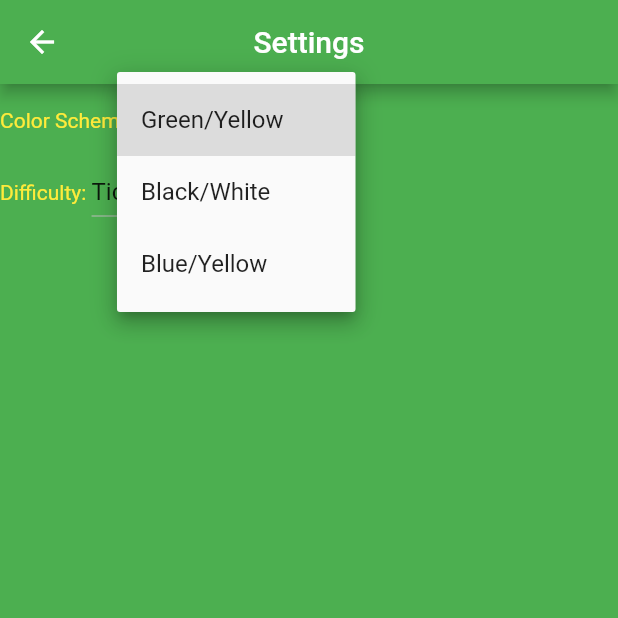
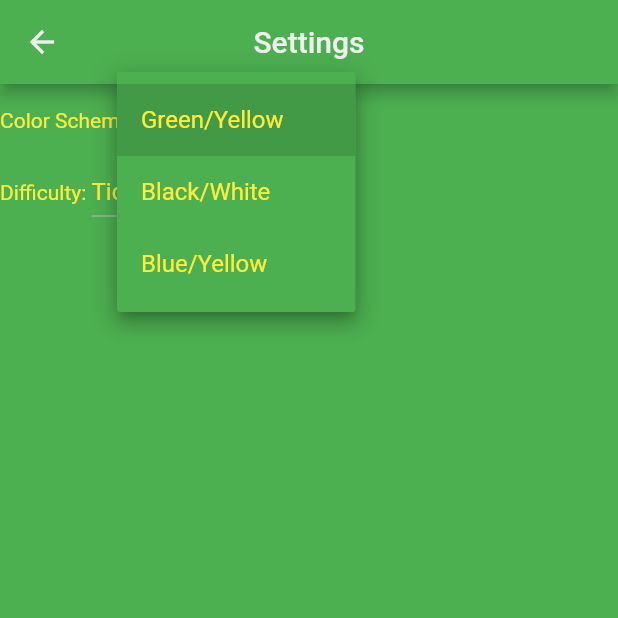
Before and after one commit to Wiykat07/tic_tac, a Flutter app: the SettingsScreen screen opened by its route, after a tap on "Green/Yellow", on a phone screen of 412 x 824 dp, the top half of it. Run offline on Flutter 3.47's test engine with Material 2 defaults, Android fonts, the phone set to English and light mode, and no system bars; our stand-ins replace confetti, shared_preferences; missing offline and left inert: align_positioned; accounts and stored records are empty.

Commit message:
Fixed wrong color text issues

```diff
--- a/lib/themes.dart
+++ b/lib/themes.dart
@@ -8,7 +8,24 @@ ThemeData themeStandard = ThemeData(
     foregroundColor: MaterialStateProperty.all(Colors.yellow),
   )),
   primaryColor: Colors.yellow,
-  textTheme: const TextTheme(bodyMedium: TextStyle(color: Colors.yellow)),
+  colorScheme: const ColorScheme(
+      brightness: Brightness.light,
+      background: Colors.green,
+      error: Colors.red,
+      onBackground: Colors.green,
+      onError: Color.fromRGBO(238, 238, 238, 1),
+      onPrimary: Color.fromRGBO(238, 238, 238, 1),
+      onSecondary: Color.fromRGBO(238, 238, 238, 1),
+      onTertiary: Color.fromRGBO(238, 238, 238, 1),
+      onSurface: Color.fromRGBO(238, 238, 238, 1),
+      primary: Colors.yellow,
+      secondary: Colors.yellow,
+      surface: Colors.yellow,
+      primaryContainer: Colors.green),
+  canvasColor: Colors.green,
+  textTheme: const TextTheme(
+      bodyMedium: TextStyle(color: Colors.yellow),
+      titleMedium: TextStyle(color: Colors.yellow)),
   scaffoldBackgroundColor: Colors.green,
 );
 
@@ -20,6 +37,21 @@ ThemeData themeBlackWhite = ThemeData(
     foregroundColor: MaterialStateProperty.all(Colors.white),
   )),
   primaryColor: Colors.black,
+  colorScheme: const ColorScheme(
+      brightness: Brightness.light,
+      background: Colors.black,
+      error: Colors.red,
+      onBackground: Colors.white,
+      onError: Color.fromRGBO(238, 238, 238, 1),
+      onPrimary: Color.fromRGBO(238, 238, 238, 1),
+      onSecondary: Color.fromRGBO(238, 238, 238, 1),
+      onTertiary: Color.fromRGBO(238, 238, 238, 1),
+      onSurface: Color.fromRGBO(238, 238, 238, 1),
+      primary: Colors.black,
+      secondary: Colors.black,
+      surface: Colors.black,
+      primaryContainer: Colors.white),
+  canvasColor: Colors.white,
   textTheme: const TextTheme(bodyMedium: TextStyle(color: Colors.black)),
   scaffoldBackgroundColor: Colors.white,
 );
@@ -31,6 +63,23 @@ ThemeData themeMichigan = ThemeData(
     foregroundColor: MaterialStateProperty.all(Colors.yellow),
   )),
   primaryColor: Colors.yellow,
-  textTheme: const TextTheme(bodyMedium: TextStyle(color: Colors.yellow)),
+  colorScheme: ColorScheme(
+      brightness: Brightness.dark,
+      background: Colors.blue[900]!,
+      error: Colors.red,
+      onBackground: Colors.green,
+      onError: const Color.fromRGBO(238, 238, 238, 1),
+      onPrimary: const Color.fromRGBO(238, 238, 238, 1),
+      onSecondary: const Color.fromRGBO(238, 238, 238, 1),
+      onTertiary: const Color.fromRGBO(238, 238, 238, 1),
+      onSurface: const Color.fromRGBO(238, 238, 238, 1),
+      primary: Colors.yellow,
+      secondary: Colors.yellow,
+      surface: Colors.yellow,
+      primaryContainer: Colors.blue[900]!),
+  canvasColor: Colors.blue[900]!,
+  textTheme: const TextTheme(
+      bodyMedium: TextStyle(color: Colors.yellow),
+      titleMedium: TextStyle(color: Colors.yellow)),
   scaffoldBackgroundColor: Colors.blue[900],
 );
```
